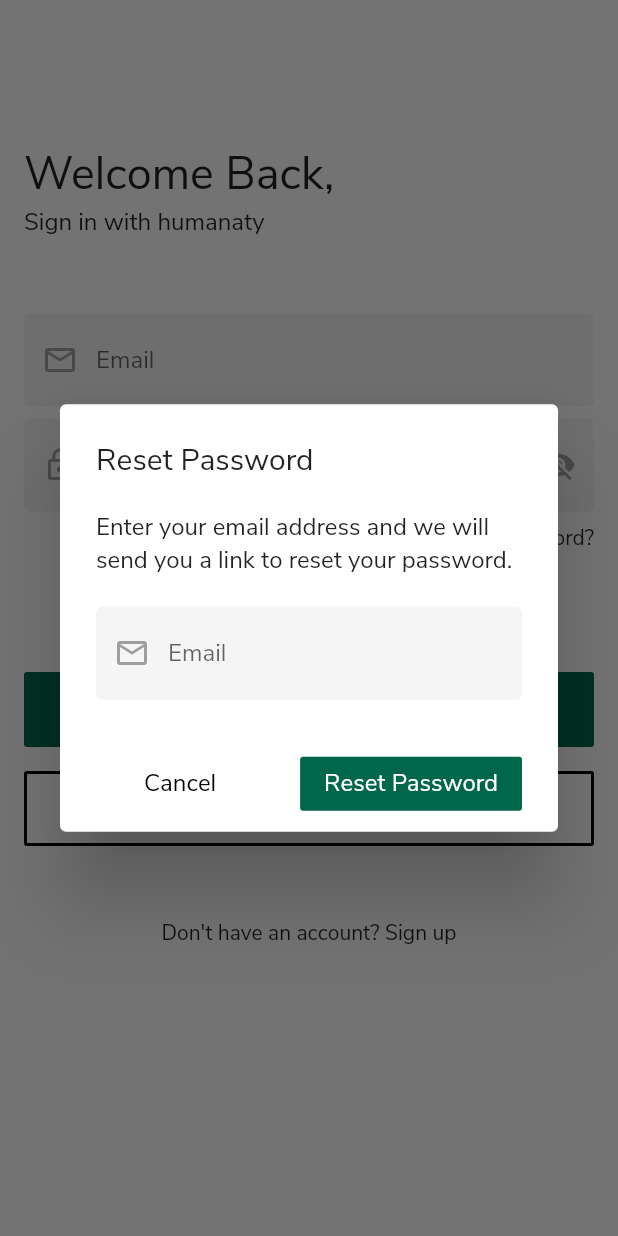
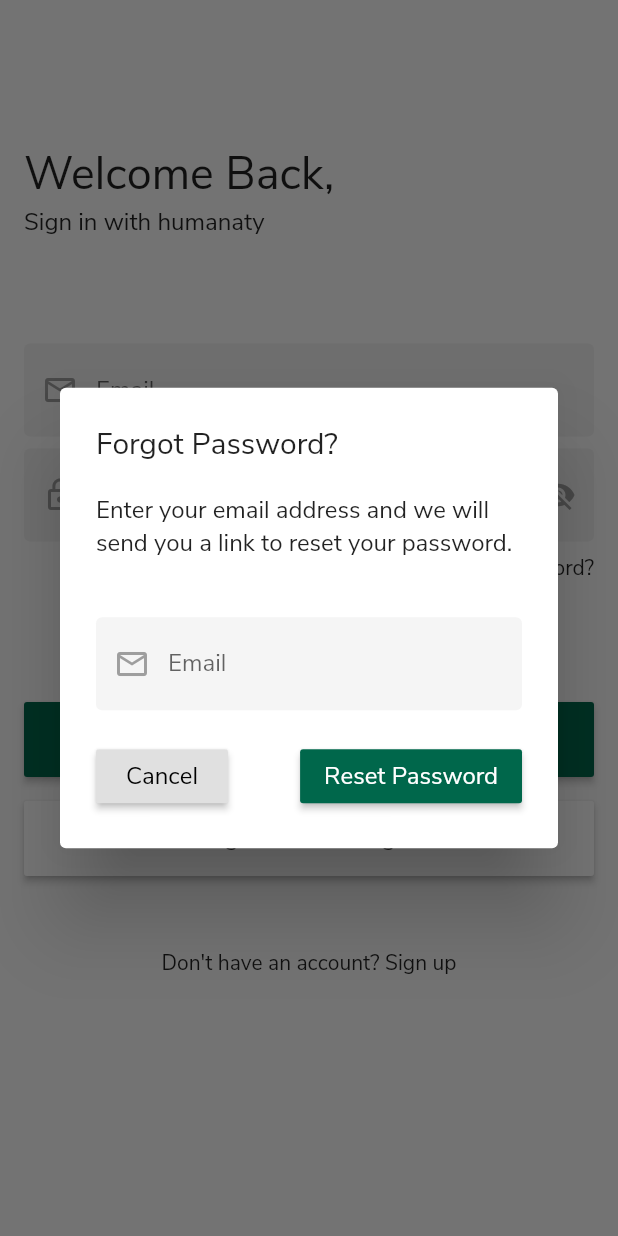
Before and after one commit to baileysp/humanaty, a Flutter app: the screen it shows after launch, after a tap on "Forgot Password?", on a phone screen of 412 x 824 dp. Run offline on Flutter 3.47's test engine with Material 2 defaults, Android fonts, the phone set to English and light mode, and no system bars; our stand-ins replace firebase_auth, google_sign_in; accounts and stored records are empty.

Commit message:
register and login working

```diff
--- a/lib/common/widgets/constants.dart
+++ b/lib/common/widgets/constants.dart
@@ -10,7 +10,6 @@ const textInputDecoration = InputDecoration(
   focusedBorder: OutlineInputBorder(
     borderSide: BorderSide(color: Pallete.humanGreen, width: 2.0)
   )
-
 );
 
 String emailValidator(String email){
@@ -20,7 +19,7 @@ String emailValidator(String email){
 }
 
 String passwordValidator(String password){
-  var passValid = password.length < 9 ? "Your password must have at least 8 characters" : null;
+  var passValid = password.length < 8 ? "Your password must have at least 8 characters" : null;
   return passValid;
 }
 
--- a/lib/main.dart
+++ b/lib/main.dart
@@ -10,6 +10,9 @@ void main() => runApp(Main());
 class Main extends StatelessWidget {
   @override
   Widget build(BuildContext context) {
+    return ChangeNotifierProvider(
+      create: (_) => AuthService.instance(),
+      child: Consumer(builder: (context, AuthService user, _) {
         return MaterialApp(
           debugShowCheckedModeBanner: false,
           title: "Humanaty",
@@ -26,18 +29,16 @@ class Main extends StatelessWidget {
             '/registration': (context) => RegisterPage()
           },
         );
+      }),
+    );
   }
 }
 
 class LandingPage extends StatelessWidget {
   @override
   Widget build(BuildContext context) {
-    //final AuthService auth = Provider.of<AuthService>(context);
-    return ChangeNotifierProvider(
-      create: (_) => AuthService.instance(),
-      child: Consumer(
-        builder: (context, AuthService user, _){
-          switch(user.status){
+    final user = Provider.of<AuthService>(context);
+    switch (user.status) {
       case Status.Uninitialized:
       case Status.Unauthenticated:
       case Status.Authenticating:
@@ -46,7 +47,4 @@ class LandingPage extends StatelessWidget {
         return Home();
     }
   }
-      )
-    );
 }
-}
--- a/lib/routes/home/home.dart
+++ b/lib/routes/home/home.dart
@@ -55,7 +55,9 @@ class HomeState extends State<Home> {
   Widget signOut() {
     return FlatButton(
       color: Colors.blue,
-      onPressed: (){Provider.of<AuthService>(context, listen: false).signOut();},
+      onPressed: (){
+        print(context.describeOwnershipChain('/home'));
+        Provider.of<AuthService>(context, listen: false).signOut();},
       child: Text("Sign Out")
     );
   }
--- a/lib/routes/login/login.dart
+++ b/lib/routes/login/login.dart
@@ -1,6 +1,8 @@
 import 'package:flutter/material.dart';
 import 'package:humanaty/common/design.dart';
 import 'package:humanaty/common/widgets/constants.dart';
+import 'package:humanaty/routes/login/resetDialog.dart';
+import 'package:humanaty/routes/register/register.dart';
 import 'package:humanaty/services/auth.dart';
 import 'package:provider/provider.dart';
 
@@ -17,10 +19,12 @@ class _LoginPageState extends State<LoginPage> {
 
   final _signInFormKey = GlobalKey<FormState>();
   bool _passwordObscured;
+  String _errorMessage;
 
   @override
   void initState() {
     _passwordObscured = true;
+    _errorMessage = "";
     super.initState();
   }
 
@@ -33,12 +37,13 @@ class _LoginPageState extends State<LoginPage> {
           padding: EdgeInsets.all(16.0),
           children: <Widget>[
             SizedBox(height: 80),
-            Text("Welcome Back,",
+            Text(
+              "Welcome Back,",
               style: TextStyle(fontWeight: FontWeight.w500, fontSize: 30.0),
             ),
-            Text("Sign in with humanaty",
-              style: TextStyle(fontSize: 16)),
+            Text("Sign in with humanaty", style: TextStyle(fontSize: 16)),
             SizedBox(height: 50),
+            errorText(),
             Form(
                 key: _signInFormKey,
                 child: Column(
@@ -52,17 +57,22 @@ class _LoginPageState extends State<LoginPage> {
                       children: <Widget>[forgotPassword()],
                     ),
                     SizedBox(height: 80.0),
-                  user.status == Status.Authenticating ? Center(child: CircularProgressIndicator()) : loginButton(user),
+                    loginButton(user),
                     SizedBox(height: 16.0),
-                  googleSignIn(),
+                    googleSignIn(user),
                     SizedBox(height: 40.0),
-                  newUser()
+                    newUser(user)
                   ],
-              )
-            )
-          ]
-      ),
+                ))
+          ]),
     );
+  }
+
+  Widget errorText() {
+    return SizedBox(
+        height: 20,
+        child: Text(_errorMessage != null ? _errorMessage : " ",
+            style: TextStyle(color: Colors.red, fontSize: 13.0)));
   }
 
   Widget usernameField() {
@@ -107,29 +117,38 @@ class _LoginPageState extends State<LoginPage> {
     return Container(
       width: double.infinity,
       height: 50.0,
-      child: FlatButton(
+      child: RaisedButton(
           color: Pallete.humanGreen,
           onPressed: () async {
             if (_signInFormKey.currentState.validate()) {
               String email = _email.text.trim();
               String password = _password.text;
 
-              if(!await user.signInWithEmailAndPassword(email, password)){
-                print("something went wrong");
+              if (!await user.signInWithEmailAndPassword(email, password)) {
+                setState(() {
+                  _errorMessage = user.error;
+                  _signInFormKey.currentState.reset();
+                });
               }
             }
           },
-          child: Text("Login",
+          child: Text(
+              user.status == Status.Authenticating ? "Logging In" : "Login",
               style: TextStyle(color: Colors.white, fontSize: 16.0))),
     );
   }
 
-  Widget googleSignIn() {
+  Widget googleSignIn(AuthService user) {
     return Container(
       height: 50.0,
-      child: OutlineButton(
-          onPressed: () {},
-          borderSide: BorderSide(width: 2.0),
+      child: RaisedButton(
+          onPressed: () async{
+            if (!await user.signInWithGoogle()){
+
+            }
+          },
+          color: Colors.white,
+          //shape: RoundedRectangleBorder(side: BorderSide(width: 2.0)),
           child: Row(
             mainAxisAlignment: MainAxisAlignment.center,
             children: <Widget>[
@@ -139,7 +158,7 @@ class _LoginPageState extends State<LoginPage> {
     );
   }
 
-  Widget newUser() {
+  Widget newUser(user) {
     return FlatButton(
         materialTapTargetSize: MaterialTapTargetSize.shrinkWrap,
         onPressed: () {
@@ -151,46 +170,21 @@ class _LoginPageState extends State<LoginPage> {
   Widget forgotPassword() {
     return InkWell(
         onTap: () {
-          _showForgotPasswordDialog();
+          //_showForgotPasswordDialog();
+          showDialog(
+            context: context,
+            builder: (_){
+              return ResetDialog();
+            }
+          );
         },
         child: Text("Forgot Password?"));
   }
 
-  void _showForgotPasswordDialog() {
-    showDialog(
-        context: context,
-        builder: (BuildContext context) {
-          return AlertDialog(
-            title: Text("Reset Password"),
-            content: SingleChildScrollView(
-              child: Column(
-                children: <Widget>[
-                  Text("Enter your email address and we will send you a link to reset your password."),
-                  SizedBox(height: 20),
-                  TextFormField(
-                    keyboardType: TextInputType.emailAddress,
-                    decoration: textInputDecoration.copyWith(
-                        hintText: "Email",
-                        prefixIcon: Icon(Icons.mail_outline, color: Colors.grey)),
-                    validator: emailValidator,
-                  ),
-                ],
-              )
-            ),
-            actions: <Widget>[
-              FlatButton(
-                child: Text("Cancel",
-                style: TextStyle(color: Colors.black, fontSize: 16.0)),
-                onPressed: () {Navigator.of(context).pop();}),
-              SizedBox(width: 20),
-              FlatButton(
-              color: Pallete.humanGreen,
-              onPressed: () {},
-              child: Text("Reset Password",
-                  style: TextStyle(color: Colors.white, fontSize: 16.0))),
-              SizedBox(width: 8)
-            ],
-          );
-        });
+  @override
+  void dispose() {
+    _email.dispose();
+    _password.dispose();
+    super.dispose();
   }
 }
--- /dev/null
+++ b/lib/routes/login/resetDialog.dart
@@ -0,0 +1,126 @@
+import 'package:flutter/material.dart';
+import 'package:provider/provider.dart';
+import 'package:humanaty/common/design.dart';
+import 'package:humanaty/common/widgets/constants.dart';
+import 'package:humanaty/services/auth.dart';
+
+
+class ResetDialog extends StatefulWidget {
+  @override
+  _ResetDialog createState() => _ResetDialog();
+}
+
+class _ResetDialog extends State<ResetDialog> {
+  final _forgotPasswordFormKey = GlobalKey<FormState>();
+  final _email = TextEditingController();
+
+  String _errorMessage;
+  bool _linkSent = false;
+
+  @override
+  void initState() {
+    _errorMessage = "";
+    _linkSent = false;
+    super.initState();
+  }
+
+  @override
+  Widget build(BuildContext context) {
+    final user = Provider.of<AuthService>(context);
+
+    return AlertDialog(
+      title: Text("Forgot Password?"),
+      content: SingleChildScrollView(
+          child: Column(
+        children: !_linkSent ? preLink(user) : postLink(user),
+      )),
+    );
+  }
+
+  List<Widget> preLink(user) {
+    return [
+      infoText(),
+      SizedBox(height: 20),
+      errorText(),
+      emailField(),
+      SizedBox(height: 20),
+      Row(
+        mainAxisAlignment: MainAxisAlignment.spaceBetween,
+        children: <Widget>[cancelButton(), resetButton(user)],
+      )
+    ];
+  }
+
+  List<Widget> postLink(user){
+    return [
+      sentText(),
+      Row(
+        mainAxisAlignment: MainAxisAlignment.center,
+        children: <Widget>[cancelButton()],
+      )
+    ];
+  }
+
+  Widget infoText() {
+    return Text(
+        "Enter your email address and we will send you a link to reset your password.");
+  }
+
+  Widget sentText() {
+    return Text("Password reset link sent successfully.");
+  }
+
+  Widget errorText() {
+    return Align(
+      alignment: Alignment.centerLeft,
+      child: Text(_errorMessage != null ? _errorMessage : "",
+          style: TextStyle(color: Colors.red, fontSize: 13.0)),
+    );
+  }
+
+  Widget emailField() {
+    return Form(
+      key: _forgotPasswordFormKey,
+      child: TextFormField(
+        keyboardType: TextInputType.emailAddress,
+        controller: _email,
+        decoration: textInputDecoration.copyWith(
+            hintText: "Email",
+            prefixIcon: Icon(Icons.mail_outline, color: Colors.grey)),
+        validator: emailValidator,
+      ),
+    );
+  }
+
+  Widget cancelButton() {
+    //if (_linkSent == null) _linkSent = false;
+    return RaisedButton(
+        onPressed: () {
+          Navigator.of(context).pop();
+        },
+        child: Text((_linkSent == false) ? "Cancel" : "Close",
+            style: TextStyle(color: Colors.black, fontSize: 16.0)));
+  }
+
+  Widget resetButton(user) {
+    return RaisedButton(
+        onPressed: () async {
+          if (_forgotPasswordFormKey.currentState.validate()) {
+            String email = _email.text.trim();
+            if (!await user.sendPasswordResetEmail(email)) {
+              setState(() {
+                _errorMessage = user.error;
+              });
+            } else {
+              setState(() {
+                _errorMessage = "";
+                _linkSent = true;
+              });
+            }
+          }
+        },
+        color: Pallete.humanGreen,
+        child: Text("Reset Password",
+            style: TextStyle(color: Colors.white, fontSize: 16.0)));
+  }
+}
```
Also changed, not shown: lib/routes/register/register.dart (+53 -45 lines), lib/services/auth.dart (+63 -38 lines), lib/services/authError.dart (added, +19 -0 lines). Lines whose indentation alone changed are shown as unchanged.
